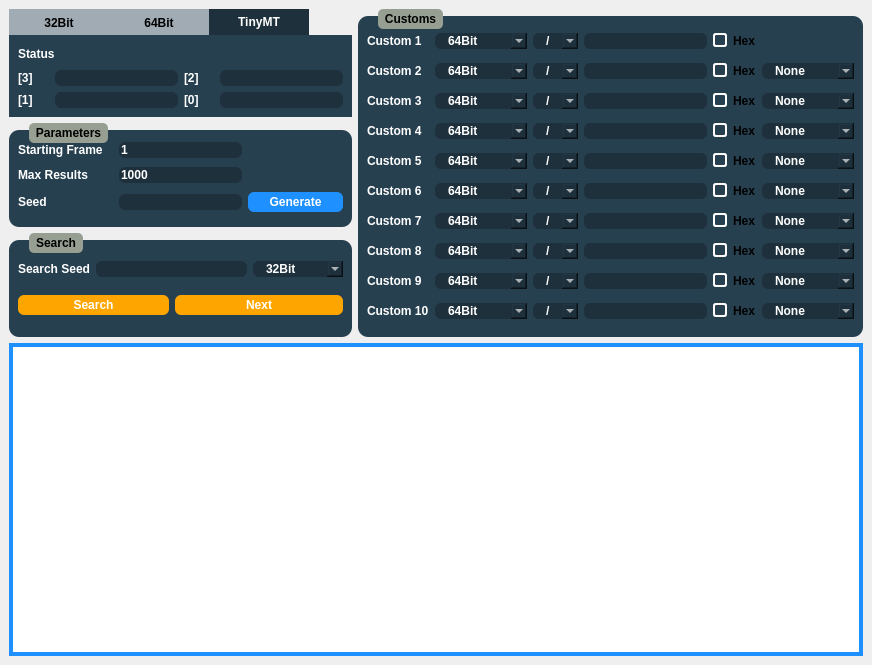
This is Forms/Util/Researcher.ui in Admiral-Fish/PokeFinder as Qt 5 draws it before an edit. The edited form follows.
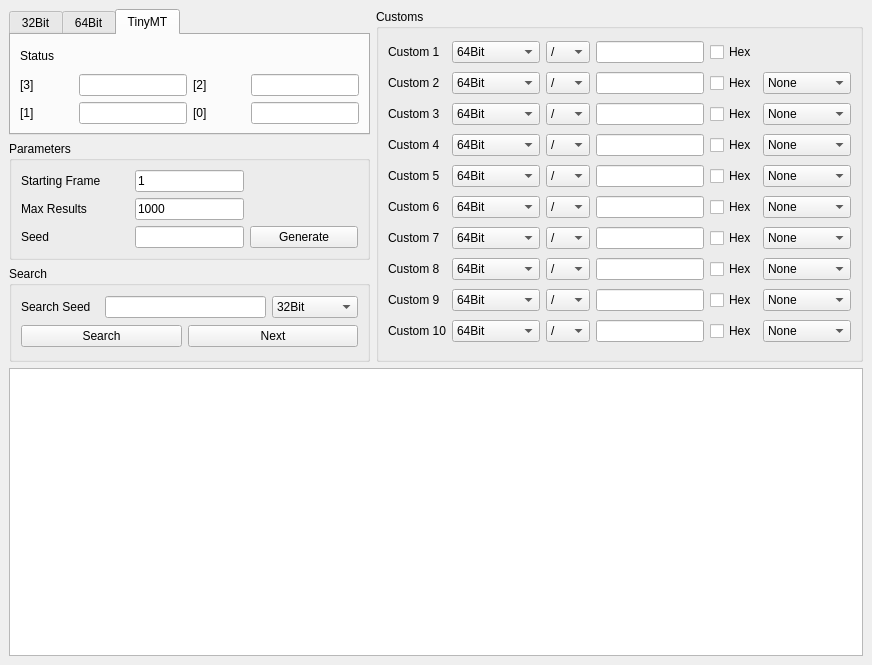
This is the edited form. The open tabs and pages were chosen to show the change. Custom widgets are drawn as their Qt base class.

The edit to the form file:
```diff
--- a/Forms/Util/Researcher.ui
+++ b/Forms/Util/Researcher.ui
@@ -19,145 +19,6 @@
   <property name="windowTitle">
    <string notr="true">Researcher</string>
   </property>
-  <property name="styleSheet">
-   <string notr="true">QTabWidget {
-	background-color: #274050;
-	border-radius: 10px;
-	margin-top: 7px;
-	font-family: &quot;Myriad Pro&quot;, Montserrat;
-	font-weight: 500;
-}
-
-.QTabWidget * {
-	background-color: #274050;
-	font-family: &quot;Myriad Pro&quot;, Montserrat;
-	font-weight: 500;
-}
-
-QTabBar::tab {
-	color: black;
-	background-color: #A1ABB3;
-	font-family: &quot;Myriad Pro&quot;;
-	width: 100px;
-}
-
-QTabBar::tab:selected {
-	color: white;
-	background-color: #1D303C;
-}
-
-QGroupBox {
-	background-color: #274050;
-	border-radius: 10px;
-	margin-top: 7px;
-	font-family: &quot;Myriad Pro&quot;, Montserrat;
-	font-weight: 500;
-}
-
-.QGroupBox * {
-	font-family: &quot;Myriad Pro&quot;, Montserrat;
-	font-weight: 500;
-}
-
-QGroupBox::title {
-	subcontrol-origin: margin;
-	left: 20px;
-	padding: 3px 5px 3px 5px;
-	background-color: #969F91;
-	border-radius: 5px;
-}
-
-QComboBox {
-	background-color: #1D303C;
-	border: none;
-	border-radius: 6px;
-	color: white;
-	padding-left: 13px;
-	combobox-popup: 0;
-}
-
-QComboBox QListView{
-	color: white;
-	background-color: #1D303C;
-	border:1px solid black;
-	padding-left: 3px;
-}
-
-QComboBox::item:alternate {
-	background: #1D303C;
-}
-
-QComboBox::item:selected {
-	border: 1px solid transparent;
-	background: #003941;
-}
-
-QComboBox::indicator{
-	background-color:transparent;
-	selection-background-color:transparent;
-	color:transparent;
-	selection-color:transparent;
-}
-
-QComboBox::editable {
-	background-color: #1D303C;
-	border: none;
-	border-radius: 6px;
-	color: white;
-}
-
-QLabel {
-	color: white;
-}
-
-QRadioButton::indicator {
-	border: 2px solid white;
-	border-radius: 3px;
-	height: 10px;
-	width: 10px;
-}
-
-QRadioButton::indicator:checked {
-	background-color: white;
-}
-
-QRadioButton::indicator:unchecked {
-	background-color: #274050;
-}
-
-QRadioButton {
-	color: white;
-}
-
-QLineEdit {
-	qproperty-alignment: AlignCenter;
-	background-color: #1D303C;
-	border:none;
-	border-radius: 6px;
-	color: white;
-}
-
-QPushButton {
-	border: none;
-	border-radius: 6px;
-	color: white;
-}
-
-QCheckBox::indicator {
-	border: 2px solid white;
-	border-radius: 3px;
-	height: 10px;
-	width: 10px;
-}
-
-QCheckBox::indicator:unchecked {
-	background-color: #274050;
-}
-
-QCheckBox::indicator:checked {
-	background-color: white;
-}</string>
-  </property>
   <widget class="QWidget" name="centralwidget">
    <layout class="QGridLayout" name="gridLayout_7">
     <item row="0" column="0">
@@ -481,11 +342,6 @@
             <verstretch>0</verstretch>
            </sizepolicy>
           </property>
-          <property name="styleSheet">
-           <string notr="true">QLineEdit {
-	background-color: #1D303C;
-}</string>
-          </property>
           <property name="maxLength">
            <number>8</number>
           </property>
@@ -506,11 +362,6 @@
             <verstretch>0</verstretch>
            </sizepolicy>
           </property>
-          <property name="styleSheet">
-           <string notr="true">QLineEdit {
-	background-color: #1D303C;
-}</string>
-          </property>
           <property name="maxLength">
            <number>8</number>
           </property>
@@ -531,11 +382,6 @@
             <verstretch>0</verstretch>
            </sizepolicy>
           </property>
-          <property name="styleSheet">
-           <string notr="true">QLineEdit {
-	background-color: #1D303C;
-}</string>
-          </property>
           <property name="maxLength">
            <number>8</number>
           </property>
@@ -556,11 +402,6 @@
             <verstretch>0</verstretch>
            </sizepolicy>
           </property>
-          <property name="styleSheet">
-           <string notr="true">QLineEdit {
-	background-color: #1D303C;
-}</string>
-          </property>
           <property name="maxLength">
            <number>8</number>
           </property>
@@ -3270,11 +3111,6 @@
            <height>20</height>
           </size>
          </property>
-         <property name="styleSheet">
-          <string notr="true">QPushButton {
-	background-color: DodgerBlue;
-}</string>
-         </property>
          <property name="text">
           <string>Generate</string>
          </property>
@@ -3357,11 +3193,6 @@
            <height>20</height>
           </size>
          </property>
-         <property name="styleSheet">
-          <string notr="true">QPushButton {
-	background-color: orange;
-}</string>
-         </property>
          <property name="text">
           <string>Search</string>
          </property>
@@ -3381,11 +3212,6 @@
            <height>20</height>
           </size>
          </property>
-         <property name="styleSheet">
-          <string notr="true">QPushButton {
-	background-color: orange;
-}</string>
-         </property>
          <property name="text">
           <string>Next</string>
          </property>
@@ -3402,20 +3228,6 @@
         <verstretch>3</verstretch>
        </sizepolicy>
       </property>
-      <property name="styleSheet">
-       <string notr="true">QTableView {
-	border: 4px solid DodgerBlue;
-}
-
-QHeaderView::section {
-	border: none;
-	background-color: #274050;
-	padding-top: 3px;
-	padding-bottom: 3px;
-	color: white;
-}
-</string>
-      </property>
       <property name="editTriggers">
        <set>QAbstractItemView::NoEditTriggers</set>
       </property>
```
Left out of the diff: 30 changed lines with no effect on the pictures.
